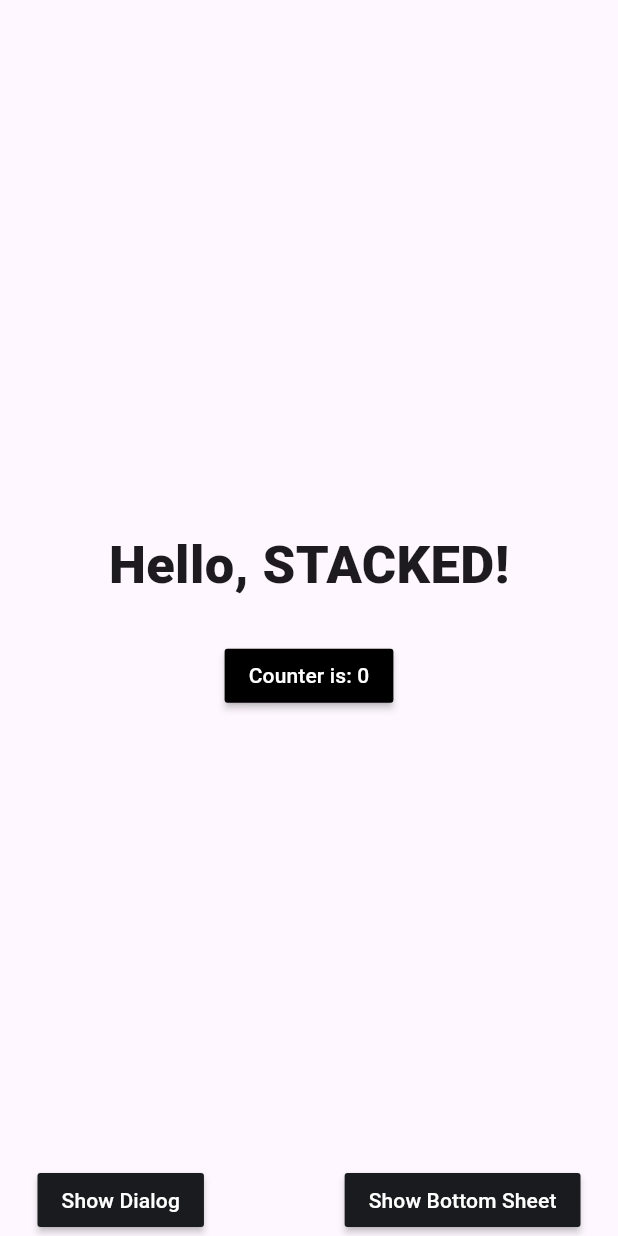
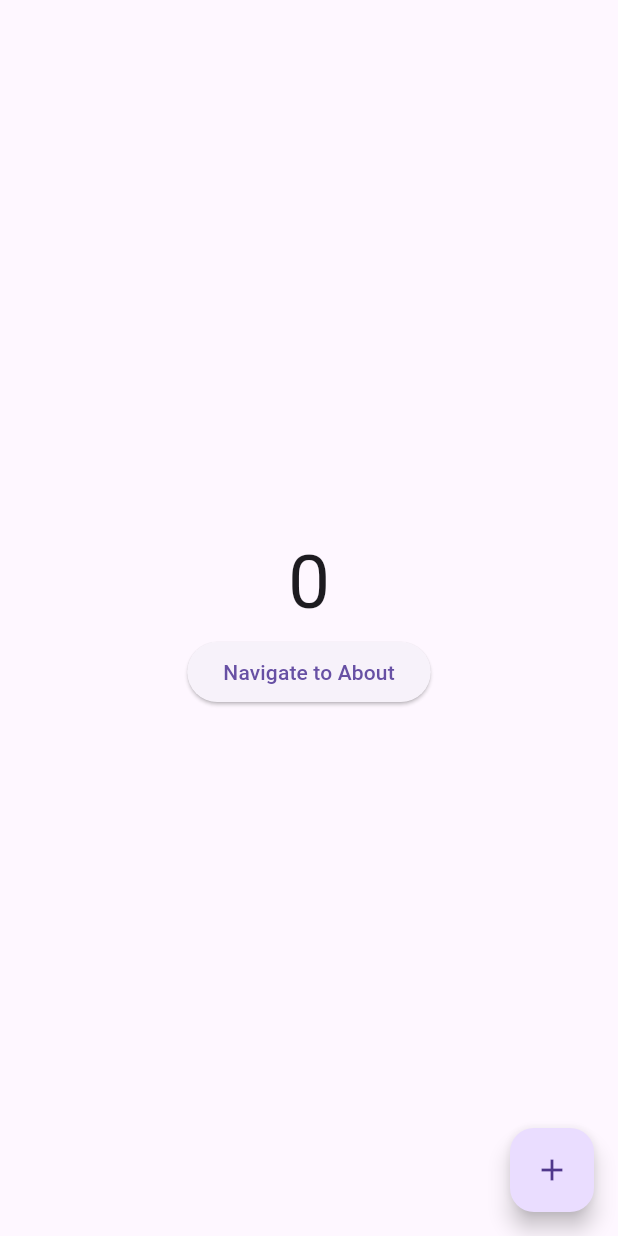
Before and after one commit to shahzebnaqvi/StateManagement-Flutter-RJ-JawanPakistan, a Flutter app: the screen it shows after launch, on a phone screen of 412 x 824 dp. Run offline on Flutter 3.47's test engine with Material 3 defaults, Android fonts, the light colour scheme and no system bars; our stand-ins replace stacked, stacked_services, stacked_shared.

Commit message:
stacked class

```diff
--- a/lib/app/app.dart
+++ b/lib/app/app.dart
@@ -1,7 +1,7 @@
 import 'package:statemanagement_flutter/ui/bottom_sheets/notice/notice_sheet.dart';
 import 'package:statemanagement_flutter/ui/dialogs/info_alert/info_alert_dialog.dart';
+import 'package:statemanagement_flutter/ui/views/aboutus/aboutus_view.dart';
 import 'package:statemanagement_flutter/ui/views/home/home_view.dart';
-import 'package:statemanagement_flutter/ui/views/startup/startup_view.dart';
 import 'package:stacked/stacked_annotations.dart';
 import 'package:stacked_services/stacked_services.dart';
 // @stacked-import
@@ -9,7 +9,8 @@ import 'package:stacked_services/stacked_services.dart';
 @StackedApp(
   routes: [
     MaterialRoute(page: HomeView),
-    MaterialRoute(page: StartupView),
+    MaterialRoute(page: AboutUsView),
+
     // @stacked-route
   ],
   dependencies: [
--- a/lib/app/app.router.dart
+++ b/lib/app/app.router.dart
@@ -9,18 +9,18 @@ import 'package:flutter/material.dart' as _i4;
 import 'package:flutter/material.dart';
 import 'package:stacked/stacked.dart' as _i1;
 import 'package:stacked_services/stacked_services.dart' as _i5;
+import 'package:statemanagement_flutter/ui/views/aboutus/aboutus_view.dart'
+    as _i3;
 import 'package:statemanagement_flutter/ui/views/home/home_view.dart' as _i2;
-import 'package:statemanagement_flutter/ui/views/startup/startup_view.dart'
-    as _i3;
 
 class Routes {
   static const homeView = '/home-view';
 
-  static const startupView = '/startup-view';
+  static const aboutUsView = '/about-us-view';
 
   static const all = <String>{
     homeView,
-    startupView,
+    aboutUsView,
   };
 }
 
@@ -31,8 +31,8 @@ class StackedRouter extends _i1.RouterBase {
       page: _i2.HomeView,
     ),
     _i1.RouteDef(
-      Routes.startupView,
-      page: _i3.StartupView,
+      Routes.aboutUsView,
+      page: _i3.AboutUsView,
     ),
   ];
 
@@ -43,9 +43,9 @@ class StackedRouter extends _i1.RouterBase {
         settings: data,
       );
     },
-    _i3.StartupView: (data) {
+    _i3.AboutUsView: (data) {
       return _i4.MaterialPageRoute<dynamic>(
-        builder: (context) => const _i3.StartupView(),
+        builder: (context) => const _i3.AboutUsView(),
         settings: data,
       );
     },
@@ -73,14 +73,14 @@ extension NavigatorStateExtension on _i5.NavigationService {
         transition: transition);
   }
 
-  Future<dynamic> navigateToStartupView([
+  Future<dynamic> navigateToAboutUsView([
     int? routerId,
     bool preventDuplicates = true,
     Map<String, String>? parameters,
     Widget Function(BuildContext, Animation<double>, Animation<double>, Widget)?
         transition,
   ]) async {
-    return navigateTo<dynamic>(Routes.startupView,
+    return navigateTo<dynamic>(Routes.aboutUsView,
         id: routerId,
         preventDuplicates: preventDuplicates,
         parameters: parameters,
@@ -101,14 +101,14 @@ extension NavigatorStateExtension on _i5.NavigationService {
         transition: transition);
   }
 
-  Future<dynamic> replaceWithStartupView([
+  Future<dynamic> replaceWithAboutUsView([
     int? routerId,
     bool preventDuplicates = true,
     Map<String, String>? parameters,
     Widget Function(BuildContext, Animation<double>, Animation<double>, Widget)?
         transition,
   ]) async {
-    return replaceWith<dynamic>(Routes.startupView,
+    return replaceWith<dynamic>(Routes.aboutUsView,
         id: routerId,
         preventDuplicates: preventDuplicates,
         parameters: parameters,
--- a/lib/main.dart
+++ b/lib/main.dart
@@ -19,7 +19,7 @@ class MainApp extends StatelessWidget {
   @override
   Widget build(BuildContext context) {
     return MaterialApp(
-      initialRoute: Routes.startupView,
+      initialRoute: Routes.homeView,
       onGenerateRoute: StackedRouter().onGenerateRoute,
       navigatorKey: StackedService.navigatorKey,
       navigatorObservers: [
--- a/lib/ui/views/home/home_view.dart
+++ b/lib/ui/views/home/home_view.dart
@@ -1,85 +1,39 @@
 import 'package:flutter/material.dart';
 import 'package:stacked/stacked.dart';
-import 'package:statemanagement_flutter/ui/common/app_colors.dart';
-import 'package:statemanagement_flutter/ui/common/ui_helpers.dart';
+import 'package:statemanagement_flutter/ui/views/home/home_viewmodel.dart';
 
-import 'home_viewmodel.dart';
-
-class HomeView extends StackedView<HomeViewModel> {
-  const HomeView({Key? key}) : super(key: key);
+class HomeView extends StatelessWidget {
+  const HomeView({super.key});
 
   @override
-  Widget builder(
-    BuildContext context,
-    HomeViewModel viewModel,
-    Widget? child,
-  ) {
+  Widget build(BuildContext context) {
+    return ViewModelBuilder.reactive(
+        viewModelBuilder: () => HomeViewModel(),
+        builder: (context, model, child) {
           return Scaffold(
-      body: SafeArea(
-        child: Padding(
-          padding: const EdgeInsets.symmetric(horizontal: 25.0),
-          child: Center(
+            floatingActionButton: FloatingActionButton(
+              onPressed: () {
+                model.incrementCount();
+              },
+              child: Icon(Icons.add),
+            ),
+            body: Center(
               child: Column(
-              mainAxisSize: MainAxisSize.max,
-              mainAxisAlignment: MainAxisAlignment.spaceBetween,
+                mainAxisSize: MainAxisSize.min,
                 children: [
-                verticalSpaceLarge,
-                Column(
-                  children: [
-                    const Text(
-                      'Hello, STACKED!',
-                      style: TextStyle(
-                        fontSize: 35,
-                        fontWeight: FontWeight.w900,
+                  Text(
+                    "${model.counter}",
+                    style: TextStyle(fontSize: 50),
                   ),
-                    ),
-                    verticalSpaceMedium,
-                    MaterialButton(
-                      color: Colors.black,
-                      onPressed: viewModel.incrementCounter,
-                      child: Text(
-                        viewModel.counterLabel,
-                        style: const TextStyle(color: Colors.white),
-                      ),
-                    ),
-                  ],
-                ),
-                Row(
-                  mainAxisAlignment: MainAxisAlignment.spaceBetween,
-                  children: [
-                    MaterialButton(
-                      color: kcDarkGreyColor,
-                      onPressed: viewModel.showDialog,
-                      child: const Text(
-                        'Show Dialog',
-                        style: TextStyle(
-                          color: Colors.white,
-                        ),
-                      ),
-                    ),
-                    MaterialButton(
-                      color: kcDarkGreyColor,
-                      onPressed: viewModel.showBottomSheet,
-                      child: const Text(
-                        'Show Bottom Sheet',
-                        style: TextStyle(
-                          color: Colors.white,
-                        ),
-                      ),
-                    ),
-                  ],
-                )
+                  ElevatedButton(
+                      onPressed: () {
+                        model.navigatetoAbout();
+                      },
+                      child: Text("Navigate to About"))
                 ],
               ),
             ),
-        ),
-      ),
           );
+        });
   }
-
-  @override
-  HomeViewModel viewModelBuilder(
-    BuildContext context,
-  ) =>
-      HomeViewModel();
 }
--- a/lib/ui/views/home/home_viewmodel.dart
+++ b/lib/ui/views/home/home_viewmodel.dart
@@ -1,36 +1,19 @@
-import 'package:statemanagement_flutter/app/app.bottomsheets.dart';
-import 'package:statemanagement_flutter/app/app.dialogs.dart';
-import 'package:statemanagement_flutter/app/app.locator.dart';
-import 'package:statemanagement_flutter/ui/common/app_strings.dart';
 import 'package:stacked/stacked.dart';
 import 'package:stacked_services/stacked_services.dart';
+import 'package:statemanagement_flutter/app/app.locator.dart';
+import 'package:statemanagement_flutter/app/app.router.dart';
 
 class HomeViewModel extends BaseViewModel {
-  final _dialogService = locator<DialogService>();
-  final _bottomSheetService = locator<BottomSheetService>();
+  final navigationservice = locator<NavigationService>();
 
-  String get counterLabel => 'Counter is: $_counter';
-
-  int _counter = 0;
-
-  void incrementCounter() {
-    _counter++;
+  var counter = 0;
+  incrementCount() {
+    counter++;
     rebuildUi();
+    print(counter);
   }
 
-  void showDialog() {
-    _dialogService.showCustomDialog(
-      variant: DialogType.infoAlert,
-      title: 'Stacked Rocks!',
-      description: 'Give stacked $_counter stars on Github',
-    );
-  }
-
-  void showBottomSheet() {
-    _bottomSheetService.showCustomSheet(
-      variant: BottomSheetType.notice,
-      title: ksHomeBottomSheetTitle,
-      description: ksHomeBottomSheetDescription,
-    );
+  navigatetoAbout() {
+    navigationservice.navigateToAboutUsView();
   }
 }
--- a/lib/ui/views/startup/startup_view.dart
+++ /dev/null
@@ -1,56 +0,0 @@
-import 'package:flutter/material.dart';
-import 'package:flutter/scheduler.dart';
-import 'package:stacked/stacked.dart';
-import 'package:statemanagement_flutter/ui/common/ui_helpers.dart';
-
-import 'startup_viewmodel.dart';
-
-class StartupView extends StackedView<StartupViewModel> {
-  const StartupView({Key? key}) : super(key: key);
-
-  @override
-  Widget builder(
-    BuildContext context,
-    StartupViewModel viewModel,
-    Widget? child,
-  ) {
-    return const Scaffold(
-      body: Center(
-        child: Column(
-          mainAxisSize: MainAxisSize.min,
-          children: [
-            Text(
-              'STACKED',
-              style: TextStyle(fontSize: 40, fontWeight: FontWeight.w900),
-            ),
-            Row(
-              mainAxisSize: MainAxisSize.min,
-              children: [
-                Text('Loading ...', style: TextStyle(fontSize: 16)),
-                horizontalSpaceSmall,
-                SizedBox(
-                  width: 16,
-                  height: 16,
-                  child: CircularProgressIndicator(
-                    color: Colors.black,
-                    strokeWidth: 6,
-                  ),
-                )
-              ],
-            ),
-          ],
-        ),
-      ),
-    );
-  }
-
-  @override
-  StartupViewModel viewModelBuilder(
-    BuildContext context,
-  ) =>
-      StartupViewModel();
-
-  @override
-  void onViewModelReady(StartupViewModel viewModel) => SchedulerBinding.instance
-      .addPostFrameCallback((timeStamp) => viewModel.runStartupLogic());
-}
```
Also changed, not shown: lib/ui/views/aboutus/aboutus_view.dart (added, +29 -0 lines), lib/ui/views/aboutus/aboutus_viewmodel.dart (added, +10 -0 lines), lib/ui/views/startup/startup_viewmodel.dart (deleted, +0 -18 lines). Lines whose indentation alone changed are shown as unchanged.
